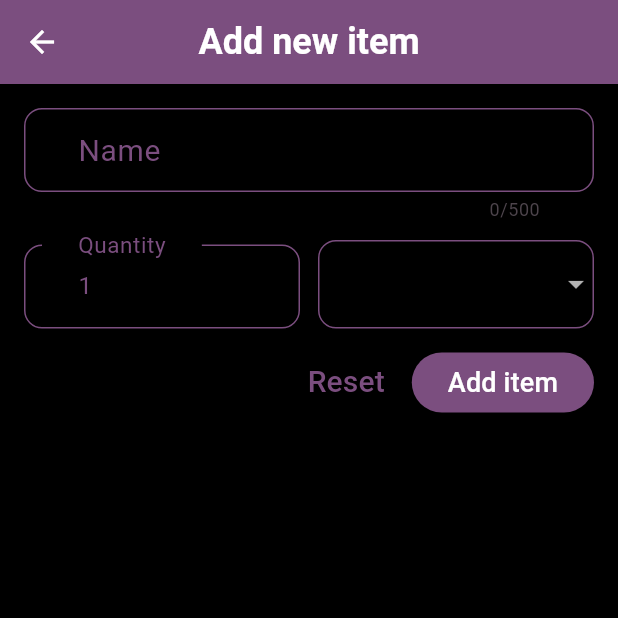
After one commit to ahmedmohsen302/shopping_list_app, a Flutter app: the screen it shows after launch, after a tap on the "add" icon, on a phone screen of 412 x 824 dp, the top half of it. The commit adds this screen. Run offline on Flutter 3.47's test engine with Material 3 defaults, Android fonts, the phone set to English and light mode, and no system bars.

Commit message:
created new item view

```diff
--- a/lib/views/home_view.dart
+++ b/lib/views/home_view.dart
@@ -1,5 +1,6 @@
 import 'package:flutter/material.dart';
 import 'package:shopping_list_app/data/groceries_data.dart';
+import 'package:shopping_list_app/views/new_item_view.dart';
 
 class HomeView extends StatelessWidget {
   const HomeView({super.key});
@@ -7,7 +8,20 @@ class HomeView extends StatelessWidget {
   @override
   Widget build(BuildContext context) {
     return Scaffold(
-      appBar: AppBar(title: Text('Groceries')),
+      appBar: AppBar(
+        title: Text('Groceries'),
+        actions: [
+          IconButton(
+            onPressed: () {
+              Navigator.push(
+                context,
+                MaterialPageRoute(builder: (context) => NewItemView()),
+              );
+            },
+            icon: Icon(Icons.add),
+          ),
+        ],
+      ),
       body: ListView.builder(
         itemCount: groceryItem.length,
         itemBuilder: (context, index) {
--- /dev/null
+++ b/lib/views/new_item_view.dart
@@ -0,0 +1,140 @@
+import 'package:flutter/material.dart';
+import 'package:shopping_list_app/data/categories.dart';
+
+class NewItemView extends StatefulWidget {
+  const NewItemView({super.key});
+
+  @override
+  State<NewItemView> createState() => _NewItemViewState();
+}
+
+class _NewItemViewState extends State<NewItemView> {
+  @override
+  Widget build(BuildContext context) {
+    return Scaffold(
+      appBar: AppBar(title: Text('Add new item')),
+      body: Form(
+        child: Padding(
+          padding: const EdgeInsets.all(16.0),
+          child: SingleChildScrollView(
+            child: Column(
+              children: [
+                TextFormField(
+                  cursorColor: Theme.of(context).colorScheme.primary,
+                  style: TextStyle(
+                    color: Theme.of(context).colorScheme.primary,
+                  ),
+                  validator: (value) {},
+                  maxLength: 500,
+                  decoration: InputDecoration(
+                    label: Text('Name'),
+                    labelStyle: TextStyle(
+                      color: Theme.of(context).colorScheme.primary,
+                      fontSize: 20,
+                    ),
+                    enabledBorder: OutlineInputBorder(
+                      gapPadding: 24,
+                      borderRadius: BorderRadius.circular(12),
+                      borderSide: BorderSide(
+                        color: Theme.of(context).colorScheme.primary,
+                      ),
+                    ),
+                  ),
+                ),
+                SizedBox(height: 12),
+                Row(
+                  crossAxisAlignment: CrossAxisAlignment.end,
+                  children: [
+                    Expanded(
+                      child: TextFormField(
+                        validator: (value) {},
+                        cursorColor: Theme.of(context).colorScheme.primary,
+                        style: TextStyle(
+                          color: Theme.of(context).colorScheme.primary,
+                        ),
+                        keyboardType: TextInputType.number,
+                        initialValue: '1',
+                        decoration: InputDecoration(
+                          label: Text('Quantity'),
+                          labelStyle: TextStyle(
+                            color: Theme.of(context).colorScheme.primary,
+                            fontSize: 20,
+                          ),
+                          enabledBorder: OutlineInputBorder(
+                            gapPadding: 24,
+                            borderRadius: BorderRadius.circular(12),
+                            borderSide: BorderSide(
+                              color: Theme.of(context).colorScheme.primary,
+                            ),
+                          ),
+                        ),
+                      ),
+                    ),
+                    SizedBox(width: 12),
+                    Expanded(
+                      child: DropdownButtonFormField(
+                        decoration: InputDecoration(
+                          enabledBorder: OutlineInputBorder(
+                            borderRadius: BorderRadius.circular(12),
+                            borderSide: BorderSide(
+                              color: Theme.of(context).colorScheme.primary,
+                            ),
+                          ),
+                        ),
+                        style: TextStyle(
+                          color: Theme.of(context).colorScheme.primary,
+                          fontSize: 18,
+                        ),
+                        items: [
+                          for (var category in categories.entries)
+                            DropdownMenuItem(
+                              value: category.value,
+                              child: Row(
+                                children: [
+                                  Container(
+                                    decoration: BoxDecoration(
+                                      color: category.value.color,
+                                      borderRadius: BorderRadius.circular(6),
+                                    ),
+                                    width: 24,
+                                    height: 24,
+                                  ),
+                                  SizedBox(width: 12),
+                                  Text(category.value.title),
+                                ],
+                              ),
+                            ),
+                        ],
+                        onChanged: (value) {},
+                      ),
+                    ),
+                  ],
+                ),
+                SizedBox(height: 12),
+                Row(
+                  mainAxisAlignment: MainAxisAlignment.end,
+                  children: [
+                    TextButton(
+                      onPressed: () {},
+                      child: Text('Reset', style: TextStyle(fontSize: 20)),
+                    ),
+                    SizedBox(width: 6),
+                    ElevatedButton(
+                      onPressed: () {},
+                      style: ElevatedButton.styleFrom(
+                        backgroundColor: Theme.of(context).colorScheme.primary,
+                        foregroundColor:
+                            Theme.of(context).colorScheme.onPrimary,
+                      ),
+                      child: Text('Add item', style: TextStyle(fontSize: 18)),
+                    ),
+                  ],
+                ),
+              ],
+            ),
+          ),
+        ),
+      ),
+    );
+  }
+}
```
